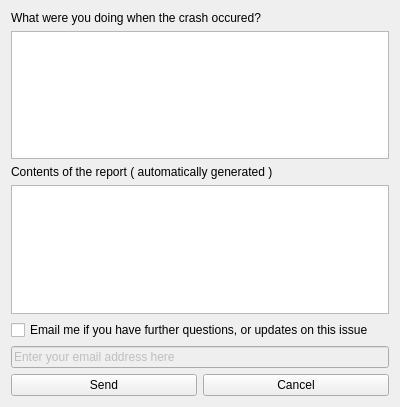
This is code/nel/tools/misc/crash_report/crash_report_widget.ui in ryzom/ryzomcore as Qt 5 draws it before an edit. The edited form follows.
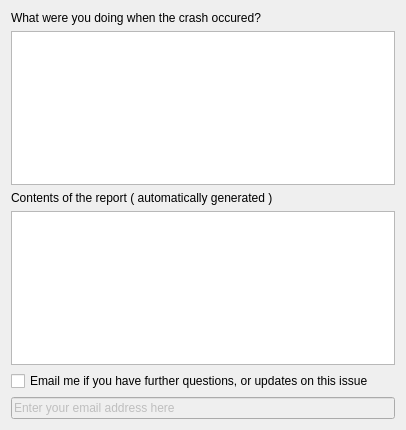
This is the edited form.

Commit message:
GUI changes as per requested by Kaetemi.
branch : feature-crashreport

Patch:
```diff
--- a/code/nel/tools/misc/crash_report/crash_report_widget.ui
+++ b/code/nel/tools/misc/crash_report/crash_report_widget.ui
@@ -9,8 +9,8 @@
    <rect>
     <x>0</x>
     <y>0</y>
-    <width>400</width>
-    <height>407</height>
+    <width>406</width>
+    <height>430</height>
    </rect>
   </property>
   <property name="windowTitle">
@@ -24,9 +24,6 @@
      </property>
     </widget>
    </item>
-   <item row="1" column="0" colspan="2">
-    <widget class="QPlainTextEdit" name="descriptionEdit"/>
-   </item>
    <item row="2" column="0" colspan="2">
     <widget class="QLabel" name="label_2">
      <property name="text">
@@ -34,24 +31,17 @@
      </property>
     </widget>
    </item>
-   <item row="3" column="0" colspan="2">
-    <widget class="QPlainTextEdit" name="reportEdit">
-     <property name="enabled">
-      <bool>true</bool>
-     </property>
-     <property name="textInteractionFlags">
-      <set>Qt::TextSelectableByKeyboard|Qt::TextSelectableByMouse</set>
-     </property>
-    </widget>
+   <item row="1" column="0" colspan="3">
+    <widget class="QPlainTextEdit" name="descriptionEdit"/>
    </item>
-   <item row="4" column="0" colspan="2">
+   <item row="4" column="0" colspan="3">
     <widget class="QCheckBox" name="emailCB">
      <property name="text">
       <string>Email me if you have further questions, or updates on this issue</string>
      </property>
     </widget>
    </item>
-   <item row="5" column="0" colspan="2">
+   <item row="5" column="0" colspan="3">
     <widget class="QLineEdit" name="emailEdit">
      <property name="enabled">
       <bool>false</bool>
@@ -61,17 +51,13 @@
      </property>
     </widget>
    </item>
-   <item row="6" column="0">
-    <widget class="QPushButton" name="sendButton">
-     <property name="text">
-      <string>Send</string>
+   <item row="3" column="0" colspan="3">
+    <widget class="QPlainTextEdit" name="reportEdit">
+     <property name="enabled">
+      <bool>true</bool>
      </property>
-    </widget>
-   </item>
-   <item row="6" column="1">
-    <widget class="QPushButton" name="canceButton">
-     <property name="text">
-      <string>Cancel</string>
+     <property name="textInteractionFlags">
+      <set>Qt::TextSelectableByKeyboard|Qt::TextSelectableByMouse</set>
      </property>
     </widget>
    </item>
```
The commit also changes 2 other files.
